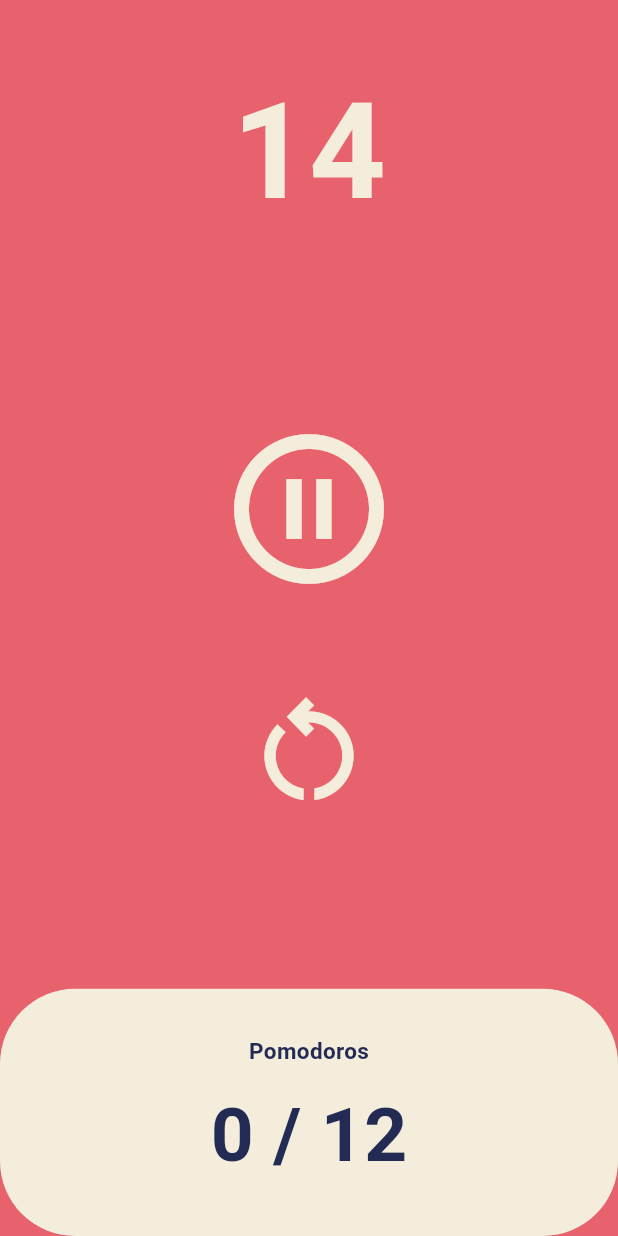
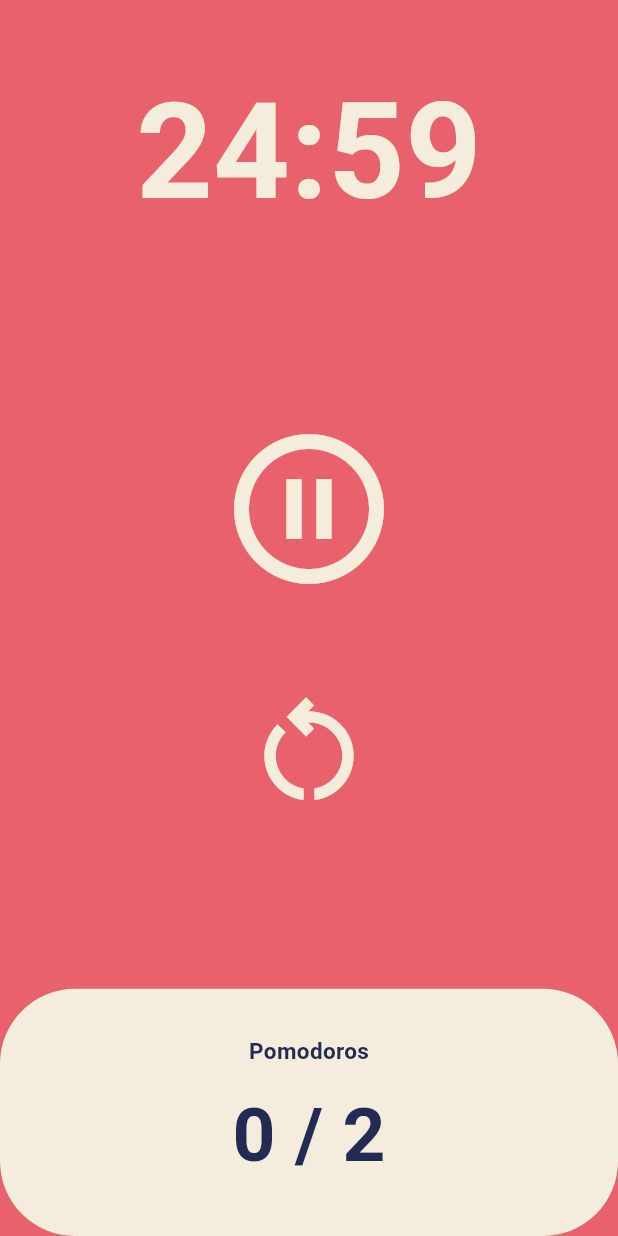
Before and after one commit to novellus1013/toonflix, a Flutter app: the screen it shows after launch, after a tap on the "play circle outline" icon, on a phone screen of 412 x 824 dp. Run offline on Flutter 3.47's test engine with Material 3 defaults, Android fonts, the phone set to English and light mode, and no system bars.

Commit message:
Duration class를 사용한 시간 표기 방식 변경

```diff
--- a/lib/screens/home_screen.dart
+++ b/lib/screens/home_screen.dart
@@ -10,7 +10,8 @@ class HomeScreen extends StatefulWidget {
 }
 
 class _HomeScreenState extends State<HomeScreen> {
-  int totalSeconds = 15;
+  static const twentyFiveMinutes = 1500;
+  int totalSeconds = twentyFiveMinutes;
   bool isRunning = false;
   int totalPomodoros = 0;
   late Timer timer;
@@ -31,7 +32,11 @@ class _HomeScreenState extends State<HomeScreen> {
       timer.cancel();
       isRunning = false;
       totalPomodoros += 1;
-      totalSeconds = 15;
+      totalSeconds = twentyFiveMinutes;
+    }
+
+    if (totalPomodoros == 3) {
+      totalPomodoros = 0;
     }
   }
 
@@ -45,10 +50,17 @@ class _HomeScreenState extends State<HomeScreen> {
   void onPressedClear() {
     timer.cancel();
     setState(() {
-      totalSeconds = 1500;
+      totalSeconds = twentyFiveMinutes;
       isRunning = false;
       totalPomodoros = 0;
     });
+  }
+
+  String format(int seconds) {
+    var duration = Duration(seconds: seconds);
+    return duration.toString().split('.')[0].substring(2, 7);
+    // print(duration);
+    // return '$seconds';
   }
 
   @override
@@ -62,7 +74,7 @@ class _HomeScreenState extends State<HomeScreen> {
             child: Container(
               alignment: Alignment.bottomCenter,
               child: Text(
-                '$totalSeconds',
+                format(totalSeconds),
                 style: TextStyle(
                   color: Theme.of(context).cardColor,
                   fontWeight: FontWeight.bold,
@@ -140,7 +152,7 @@ class _HomeScreenState extends State<HomeScreen> {
                           height: 10.0,
                         ),
                         Text(
-                          '$totalPomodoros / 12',
+                          '$totalPomodoros / 2',
                           style: TextStyle(
                             color: Theme.of(context)
                                 .textTheme
```
